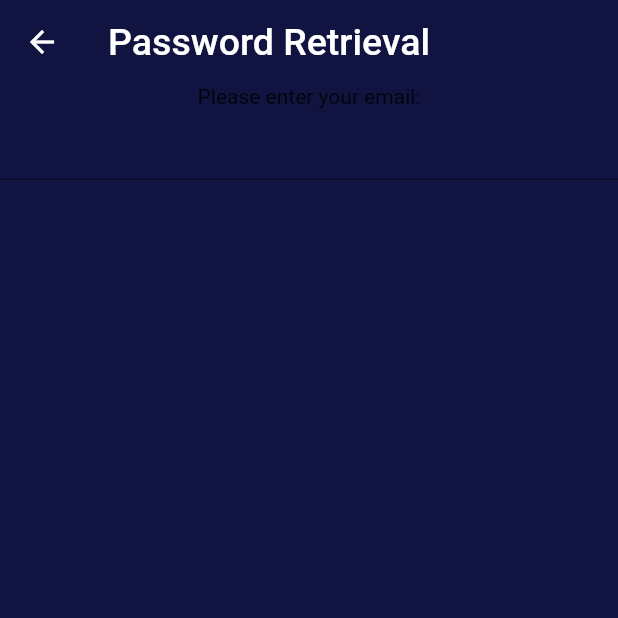
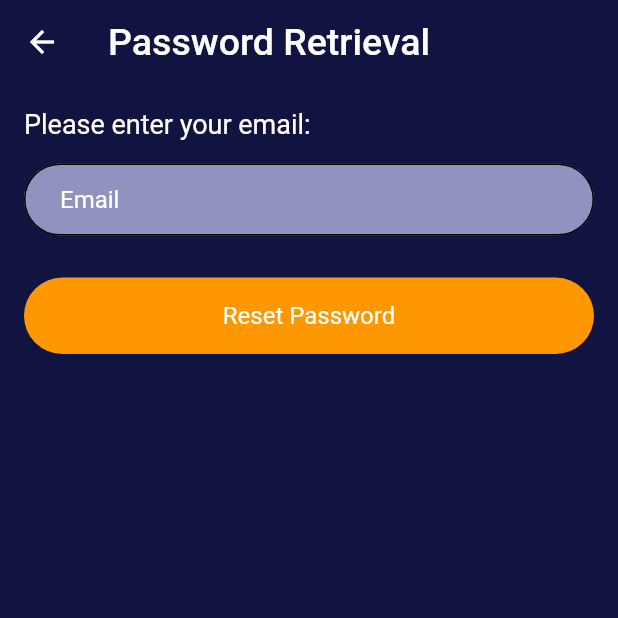
Before and after one commit to araboy24/memory, a Flutter app: the ForgotPassword screen opened directly, on a phone screen of 412 x 824 dp, the top half of it. Run offline on Flutter 3.47's test engine with Material 2 defaults, Android fonts, the phone set to English and light mode, and no system bars; our stand-ins replace firebase_auth, firebase_core, flutter_spinkit, google_sign_in; accounts and stored records are empty.

Commit message:
Reset password added

```diff
--- a/lib/views/authenticate/forgotPassword.dart
+++ b/lib/views/authenticate/forgotPassword.dart
@@ -1,5 +1,7 @@
 import 'package:flutter/material.dart';
 import 'package:memory/shared/constants.dart';
+import 'package:memory/shared/loading.dart';
+import 'package:memory/services/auth.dart';
 
 class ForgotPassword extends StatefulWidget {
   @override
@@ -7,9 +9,19 @@ class ForgotPassword extends StatefulWidget {
 }
 
 class _ForgotPasswordState extends State<ForgotPassword> {
+  final _formKey = GlobalKey<FormState>();
+
+  final AuthService _auth = AuthService();
+
+  bool loading = false;
+
+  String email = '';
+  String error = '';
+
+
   @override
   Widget build(BuildContext context) {
-    return Scaffold(
+    return loading ? Loading() :Scaffold(
       appBar: AppBar(
         elevation: 0,
         backgroundColor: Color(0xff111440),
@@ -25,13 +37,88 @@ class _ForgotPasswordState extends State<ForgotPassword> {
         decoration: BoxDecoration(
           color: Color(0xff111440),
         ),
-        child: Column(
-          children: [
-            Text('Please enter your email:'),
-            TextFormField(
-
-            )
-          ],
+        child: Form(
+          key: _formKey,
+          child: Column(
+            children: [
+              Container(
+                width: MediaQuery.of(context).size.width,
+                alignment: Alignment.centerLeft,
+                padding: EdgeInsets.all(16),
+                child: Text('Please enter your email:',
+                style: TextStyle(
+                  color: Colors.white,
+                    fontSize: 18,
+                  ),
+                ),
+              ),
+              Container(
+                margin: EdgeInsets.symmetric(horizontal: 16),
+                //width: MediaQuery.of(context).size.width * .9,
+                child: TextFormField(
+                    decoration: lightTextFormDecoration.copyWith(hintText: 'Email'),
+                  validator: (val) =>
+                  val.isEmpty ? 'Enter an Email' : null,
+                  onChanged: (val) {
+                    setState(() {
+                      email = val;
+                    });
+                  },
+                ),
+              ),
+              SizedBox(height: 20,),
+              GestureDetector(
+                onTap: () async {
+                  if (_formKey.currentState.validate()) {
+                    setState(() {
+                      loading = true;
+                    });
+                    dynamic result =
+                    await _auth.forgotPassword(email);
+                    if (result == false) {
+                      setState(() {
+                        error =
+                        'Please supply a valid email address.';
+                        loading = false;
+                      });
+                    } else {
+                      setState(() {
+                        error =
+                        'Check your email to update your password';
+                        loading = false;
+                      });
+                    }
+                  }
+                },
+                child: Container(
+                  padding: EdgeInsets.all(16),
+                  alignment: Alignment.center,
+                  margin: EdgeInsets.symmetric(horizontal: 16, vertical: 8),
+                  decoration: BoxDecoration(
+                      color: Colors.orange,
+                      borderRadius: BorderRadius.circular(36)
+                  ),
+                  child: Text('Reset Password',
+                    style: TextStyle(
+                      fontSize: 16,
+                      color: Colors.white,
+                    ),
+                  ),
+                ),
+              ),
+              SizedBox(height: 20,),
+              Container(
+                alignment: Alignment.center,
+                child: Text(error,
+                textAlign: TextAlign.center,
+                style: TextStyle(
+                    color: Colors.white,
+                    fontSize: 20
+                  ),
+                ),
+              )
+            ],
+          ),
         ),
       ),
     );
```
